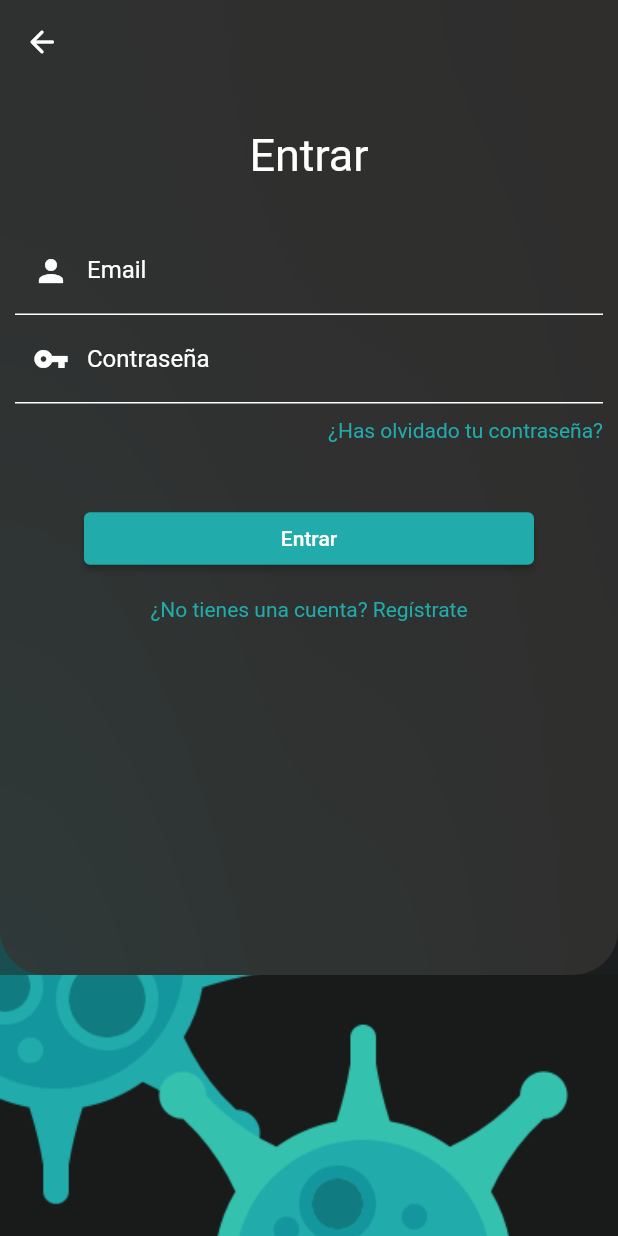
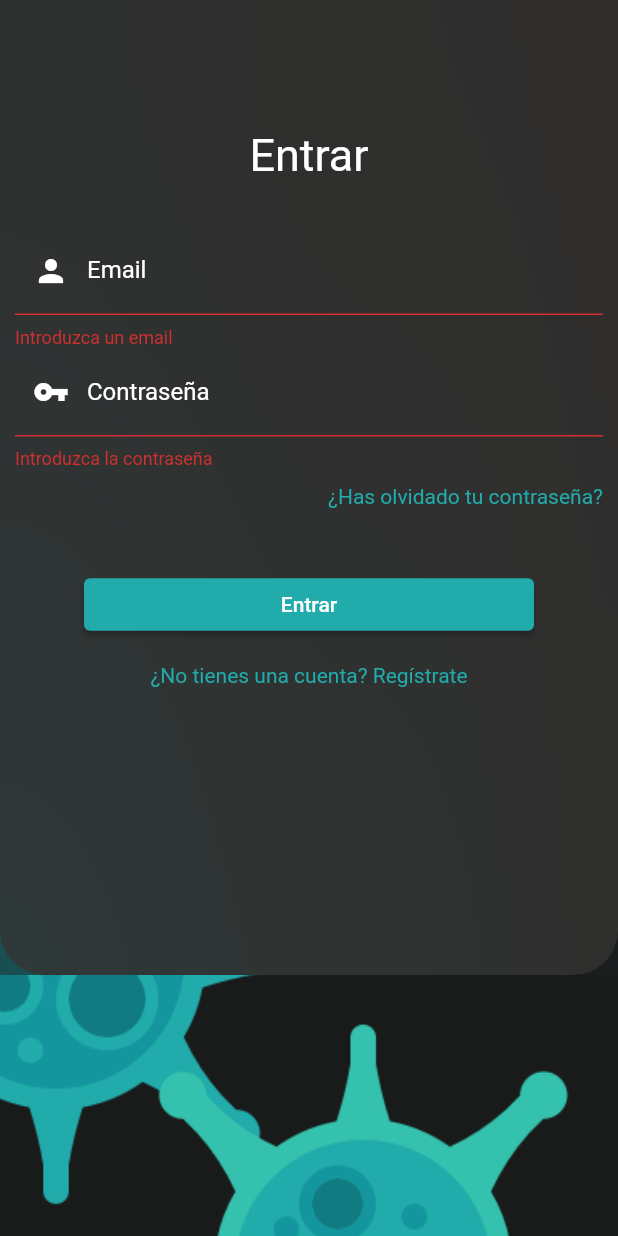
Before and after one commit to javidiazdom/where-to-go-app, a Flutter app: the screen it shows after launch, after a tap on "Entrar", on a phone screen of 412 x 824 dp. Run offline on Flutter 3.47's test engine with Material 2 defaults, Android fonts, the phone set to English and light mode, and no system bars; our stand-ins replace shared_preferences.

Commit message:
:sparkles: Login and register page

```diff
--- /dev/null
+++ b/app/lib/domain/models/Credentials.dart
@@ -0,0 +1,14 @@
+class LoginCredentials {
+  final String email;
+  final String password;
+
+  LoginCredentials(this.email, this.password);
+}
+
+class RegisterCredentials {
+  final String email;
+  final String name;
+  final String password;
+
+  RegisterCredentials(this.email, this.name, this.password);
+}
--- /dev/null
+++ b/app/lib/infraestructure/DTOs/CredentialsDTO.dart
@@ -0,0 +1,19 @@
+class LoginCredentialsDTO {
+  final String email;
+  final String password;
+
+  LoginCredentialsDTO(this.email, this.password);
+
+  Map<String, dynamic> toJson() => {'email': email, 'password': password};
+}
+
+class RegisterCredentialsDTO {
+  final String email;
+  final String password;
+  final String name;
+
+  RegisterCredentialsDTO(this.email, this.password, this.name);
+
+  Map<String, dynamic> toJson() =>
+      {'email': email, 'password': password, 'name': name};
+}
--- /dev/null
+++ b/app/lib/infraestructure/http/mutations/Mutations.dart
@@ -0,0 +1,16 @@
+const String loginMutation = r'''
+  mutation login ($email: String!, $password: String!) {
+    login (email: $email, password: $password) {
+      token
+      user {
+        name
+      }
+    }
+  }
+''';
+
+const String registerMutation = r'''
+  mutation register ($email: String!, $password: String!, $name: String!) {
+    register (email: $email, password: $password, name: $name)
+  }
+''';
--- a/app/lib/infraestructure/view/Pages/Login.dart
+++ b/app/lib/infraestructure/view/Pages/Login.dart
@@ -1,18 +1,16 @@
 import 'dart:ui';
 
-import '../constants/ProyectColors.dart';
-import '../widgets/Form.dart';
+//import '../constants/ProyectColors.dart';
+import '../widgets/LoginForm.dart';
 import 'package:flutter/material.dart';
 
 class LoginPage extends StatelessWidget {
   Widget build(BuildContext context) {
-    return MaterialApp(
-        theme: themeData(),
-        home: Scaffold(
+    return Scaffold(
         resizeToAvoidBottomInset: false,
         body: SizedBox.expand(
           child: Stack(
-                children: [
+            children: <Widget>[
               SizedBox.expand(
                 child: Container(
                   color: Color(0xff191A1A),
@@ -49,7 +47,7 @@ class LoginPage extends StatelessWidget {
               LoginFormContainer(),
             ],
           ),
-            )));
+        ));
   }
 }
 
@@ -59,14 +57,7 @@ class LoginFormContainer extends StatelessWidget {
     return SafeArea(
         child: Column(
       children: [
-        AppBar(
-          backgroundColor: Colors.transparent,
-          elevation: 0,
-          leading: IconButton(
-            icon: Icon(Icons.arrow_back_rounded),
-            onPressed: () => {},
-          ),
-        ),
+        AppBar(backgroundColor: Colors.transparent, elevation: 0),
         Padding(
           padding: const EdgeInsets.symmetric(vertical: 30.0),
           child: Center(
@@ -81,13 +72,3 @@ class LoginFormContainer extends StatelessWidget {
     ));
   }
 }
-
-ThemeData themeData() {
-  return ThemeData(
-      inputDecorationTheme: InputDecorationTheme(
-          labelStyle: TextStyle(color: Colors.white),
-          focusedBorder:
-              UnderlineInputBorder(borderSide: BorderSide(color: Colors.white)),
-          enabledBorder: UnderlineInputBorder(
-              borderSide: BorderSide(color: Colors.white))));
-}
--- a/app/lib/infraestructure/view/widgets/Form.dart
+++ b/app/lib/infraestructure/view/widgets/LoginForm.dart
@@ -1,4 +1,10 @@
+import 'dart:developer';
+
+import '../Pages/Register.dart';
+import '../Pages/HomeScreen.dart';
 import 'package:flutter/material.dart';
+import '../../../domain/services/Credentials.service.dart';
+import '../../../domain/models/Credentials.dart';
 
 class LoginForm extends StatefulWidget {
   @override
@@ -19,6 +25,7 @@ class _LoginFormState extends State<LoginForm> {
         child: Column(
           children: [
             TextFormField(
+              style: TextStyle(color: Colors.white),
               decoration: InputDecoration(
                   labelText: "Email",
                   prefixIcon: Icon(Icons.person, color: Colors.white)),
@@ -31,6 +38,7 @@ class _LoginFormState extends State<LoginForm> {
               },
             ),
             TextFormField(
+                style: TextStyle(color: Colors.white),
                 decoration: InputDecoration(
                     labelText: "Contraseña",
                     focusColor: Colors.white,
@@ -63,7 +71,32 @@ class _LoginFormState extends State<LoginForm> {
             ),
             Center(
               child: ElevatedButton(
-                  onPressed: () => {},
+                  onPressed: () async {
+                    if (_formKey.currentState.validate()) {
+                      LoginCredentials credentials = new LoginCredentials(
+                          usernameController.text, passwordController.text);
+                      try {
+                        await CredentialsService.login(credentials);
+                        Navigator.push(
+                            context,
+                            MaterialPageRoute(
+                                builder: (context) => HomeScreen()));
+                      } on Exception catch (error) {
+                        showDialog(
+                            context: context,
+                            builder: (context) => AlertDialog(
+                                  title: Text('Error'),
+                                  content: Text(error.toString()),
+                                  actions: [
+                                    TextButton(
+                                        onPressed: () =>
+                                            {Navigator.of(context).pop()},
+                                        child: Text('Intentar de nuevo'))
+                                  ],
+                                ));
+                      }
+                    }
+                  },
                   child: Text("Entrar"),
                   style: ButtonStyle(
                       minimumSize: MaterialStateProperty.resolveWith<Size>(
@@ -74,7 +107,12 @@ class _LoginFormState extends State<LoginForm> {
             SizedBox(height: 15.0),
             Center(
                 child: InkWell(
-                    onTap: () => {},
+                    onTap: () => {
+                          Navigator.push(
+                              context,
+                              MaterialPageRoute(
+                                  builder: (context) => Register()))
+                        },
                     child: Text(
                       "¿No tienes una cuenta? Regístrate",
                       style: TextStyle(color: Color(0xff21ABAB)),
--- a/app/lib/main.dart
+++ b/app/lib/main.dart
@@ -2,5 +2,26 @@ import 'package:flutter/material.dart';
 import 'package:app/infraestructure/view/Pages/Login.dart';
 
 void main(List<String> args) {
-  runApp(LoginPage());
+  runApp(WhereToGo());
 }
+
+class WhereToGo extends StatelessWidget {
+  @override
+  Widget build(BuildContext context) {
+    return MaterialApp(
+      debugShowCheckedModeBanner: false,
+      theme: themeData(),
+      home: LoginPage(),
+    );
+  }
+
+  ThemeData themeData() {
+    return ThemeData(
+        inputDecorationTheme: InputDecorationTheme(
+            labelStyle: TextStyle(color: Colors.white),
+            focusedBorder: UnderlineInputBorder(
+                borderSide: BorderSide(color: Colors.white)),
+            enabledBorder: UnderlineInputBorder(
+                borderSide: BorderSide(color: Colors.white))));
+  }
+}
--- a/app/pubspec.yaml
+++ b/app/pubspec.yaml
@@ -23,7 +23,8 @@ environment:
 dependencies:
   flutter:
     sdk: flutter
-
+  http: ^0.13.1
+  shared_preferences: ^2.0.5
   # The following adds the Cupertino Icons font to your application.
   # Use with the CupertinoIcons class for iOS style icons.
   cupertino_icons: ^1.0.2
@@ -31,6 +32,7 @@ dependencies:
 dev_dependencies:
   flutter_test:
     sdk: flutter
+  mockito: ^5.0.5
 
 # For information on the generic Dart part of this file, see the
 # following page: https://dart.dev/tools/pub/pubspec
```
Also changed, not shown: app/lib/domain/services/Credentials.service.dart (added, +24 -0 lines), app/lib/infraestructure/http/HttpGraphqlService.dart (added, +20 -0 lines), app/lib/infraestructure/repositories/Credentials.repository.dart (added, +49 -0 lines), app/lib/infraestructure/view/Pages/HomeScreen.dart (added, +8 -0 lines), app/lib/infraestructure/view/Pages/Register.dart (added, +47 -0 lines), app/lib/infraestructure/view/widgets/RegisterForm.dart (added, +127 -0 lines), app/pubspec.lock, 8 other files. Lines whose indentation alone changed are shown as unchanged.
